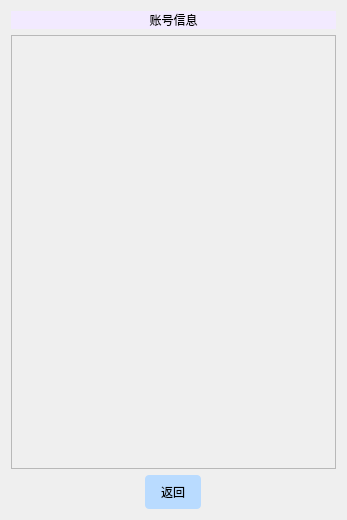
This is ui_class/account_window.ui in reflux18d/MaiGO as Qt 5 draws it before an edit. The edited form follows.
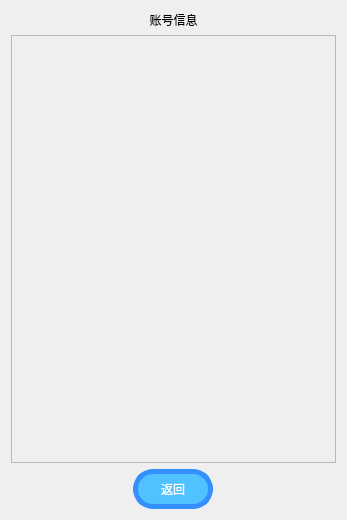
This is the edited form.

Patch:
```diff
--- a/ui_class/account_window.ui
+++ b/ui_class/account_window.ui
@@ -25,10 +25,7 @@
      <item>
       <widget class="QLabel" name="label">
        <property name="styleSheet">
-        <string notr="true">QLabel#label{
-	font: 14pt &quot;Book Antiqua&quot;;
-	background-color:rgb(242, 234, 255)
-}</string>
+        <string notr="true">font: 14pt &quot;黑体&quot;;</string>
        </property>
        <property name="text">
         <string>账号信息</string>
@@ -56,7 +53,7 @@
           <x>0</x>
           <y>0</y>
           <width>325</width>
-          <height>422</height>
+          <height>423</height>
          </rect>
         </property>
        </widget>
@@ -69,26 +66,29 @@
      <item>
       <widget class="QPushButton" name="return_button">
        <property name="sizePolicy">
-        <sizepolicy hsizetype="Fixed" vsizetype="Fixed">
+        <sizepolicy hsizetype="Maximum" vsizetype="Maximum">
          <horstretch>0</horstretch>
          <verstretch>0</verstretch>
         </sizepolicy>
        </property>
+       <property name="minimumSize">
+        <size>
+         <width>80</width>
+         <height>40</height>
+        </size>
+       </property>
+       <property name="maximumSize">
+        <size>
+         <width>80</width>
+         <height>40</height>
+        </size>
+       </property>
        <property name="styleSheet">
-        <string notr="true">QPushButton {
-    background-color: rgb(185, 219, 255);  /* 蓝色背景 */
-    color: rgb(0, 0, 0);
-    border: none;
-    border-radius: 4px;
-    padding: 8px 16px;
-	font: 14pt &quot;STHupo&quot;;
-}
-QPushButton:hover {
-    background-color: rgb(103, 202, 255);  /* 悬停变深蓝 */
-}
-QPushButton:pressed {
-    background-color: rgb(101, 206, 255);  /* 按下颜色 */
-}</string>
+        <string notr="true">font: 14pt &quot;黑体&quot;;
+border-radius: 20px;      /* 圆角半径（像素） */
+    background-color:rgb(80, 194, 255);
+    color: white;             /* 文字颜色 */
+    border: 5px solid rgb(53, 144, 255); /* 边框样式 */</string>
        </property>
        <property name="text">
         <string>返回</string>
```
